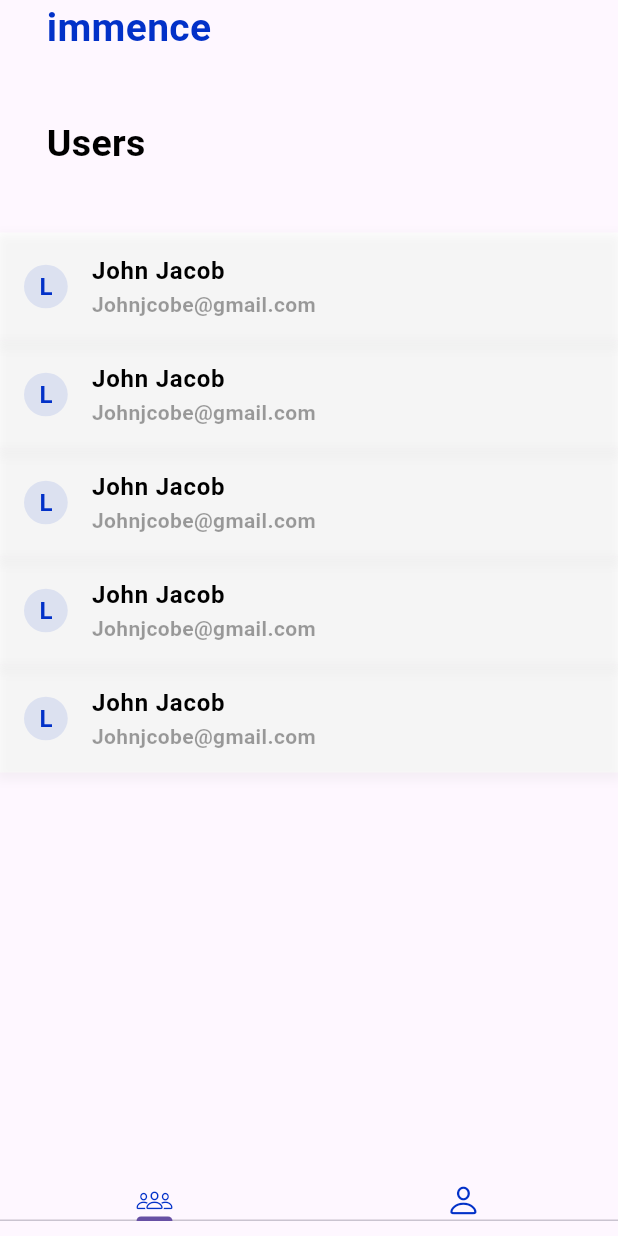
After one commit to ChintanK8080/immence_task, a Flutter app: the HomePage screen opened directly, on a phone screen of 412 x 824 dp. The commit adds this screen. Run offline on Flutter 3.47's test engine with Material 3 defaults, Android fonts, the phone set to English and light mode, and no system bars; our stand-ins replace flutter_svg; Roboto replaces fonts that are missing (Manrope).

Commit message:
home screen ui navigations added

```diff
--- /dev/null
+++ b/lib/app_constants/app_assets.dart
@@ -0,0 +1,3 @@
+class AppAssets {
+  static const appLogo = "assets/images/subtract_icon.svg";
+}
--- a/lib/app_constants/app_strings.dart
+++ b/lib/app_constants/app_strings.dart
@@ -14,6 +14,7 @@ class AppStrings {
   static const emailAddress = "Email Address";
   static const emailAddressHint = "Enter your email";
   static const signUp = "Sign Up";
+  static const users = "Users";
   static const dontHaveAnAccount = "Don't have an account?";
   static const createAnAccount = "Create an account";
   static const alreadyHaveAnAccount = "Already have an Account ?";
--- a/lib/app_constants/app_text_style.dart
+++ b/lib/app_constants/app_text_style.dart
@@ -26,6 +26,18 @@ class AppTextStyle {
     fontWeight: FontWeight.w600,
     color: AppColors.black,
   );
+  static const headingText2 = TextStyle(
+    fontFamily: "Manrope",
+    fontSize: 23,
+    fontWeight: FontWeight.w700,
+    color: AppColors.primaryColor,
+  );
+  static const headingText3 = TextStyle(
+    fontFamily: "Manrope",
+    fontSize: 16,
+    fontWeight: FontWeight.w600,
+    color: AppColors.black,
+  );
 
   static const titleText = TextStyle(
     fontFamily: "Manrope",
@@ -33,4 +45,10 @@ class AppTextStyle {
     fontWeight: FontWeight.w600,
     color: AppColors.primaryColor,
   );
+  static const bodyText = TextStyle(
+    fontFamily: "Manrope",
+    fontSize: 18,
+    fontWeight: FontWeight.w500,
+    color: AppColors.black,
+  );
 }
--- /dev/null
+++ b/lib/view/home_page.dart
@@ -0,0 +1,183 @@
+import 'package:flutter/cupertino.dart';
+import 'package:flutter/material.dart';
+import 'package:flutter_svg/svg.dart';
+import 'package:immence_task/app_constants/app_assets.dart';
+import 'package:immence_task/app_constants/app_colors.dart';
+import 'package:immence_task/app_constants/app_strings.dart';
+import 'package:immence_task/app_constants/app_text_style.dart';
+import 'package:immence_task/view/login_page.dart';
+import 'package:immence_task/view/widgets/profile_tile.dart';
+
+class HomePage extends StatefulWidget {
+  const HomePage({super.key});
+
+  @override
+  State<HomePage> createState() => _HomePageState();
+}
+
+class _HomePageState extends State<HomePage>
+    with SingleTickerProviderStateMixin {
+  TabController? tabController;
+  @override
+  void initState() {
+    tabController = TabController(length: 2, vsync: this);
+    super.initState();
+  }
+
+  @override
+  Widget build(BuildContext context) {
+    return Scaffold(
+      body: SafeArea(
+        child: TabBarView(
+          controller: tabController,
+          children: [
+            Column(
+              mainAxisSize: MainAxisSize.min,
+              crossAxisAlignment: CrossAxisAlignment.center,
+              children: [
+                const Align(
+                  alignment: Alignment.centerLeft,
+                  child: Padding(
+                    padding: EdgeInsets.only(left: 31),
+                    child:
+                        Text(AppStrings.immence, style: AppTextStyle.titleText),
+                  ),
+                ),
+                const SizedBox(
+                  height: 41,
+                ),
+                const Align(
+                  alignment: Alignment.centerLeft,
+                  child: Padding(
+                    padding: EdgeInsets.only(
+                      left: 31,
+                    ),
+                    child: Text(
+                      AppStrings.users,
+                      style: AppTextStyle.headingText,
+                    ),
+                  ),
+                ),
+                const SizedBox(
+                  height: 41,
+                ),
+                Flexible(
+                  child: ListView.separated(
+                      shrinkWrap: true,
+                      itemBuilder: (context, index) => DecoratedBox(
+                            decoration: BoxDecoration(
+                              boxShadow: [
+                                BoxShadow(
+                                  color: Colors.grey.withOpacity(0.1),
+                                  spreadRadius: 2,
+                                  blurRadius: 5,
+                                  offset: const Offset(0, 3),
+                                ),
+                              ],
+                            ),
+                            child: ListTile(
+                              tileColor: AppColors.white,
+                              title: const Text(
+                                "John Jacob",
+                                style: AppTextStyle.headingText3,
+                              ),
+                              subtitle: const Text(
+                                "Johnjcobe@gmail.com",
+                                style: AppTextStyle.hintStyle,
+                              ),
+                              leading: Container(
+                                padding: const EdgeInsets.all(10),
+                                decoration: BoxDecoration(
+                                    shape: BoxShape.circle,
+                                    color: AppColors.primaryColor
+                                        .withOpacity(0.1)),
+                                child: Text(
+                                  "L",
+                                  style: AppTextStyle.headingText3.copyWith(
+                                    color: AppColors.primaryColor,
+                                  ),
+                                ),
+                              ),
+                            ),
+                          ),
+                      separatorBuilder: (context, index) => Container(),
+                      itemCount: 5),
+                )
+              ],
+            ),
+            Column(
+              mainAxisSize: MainAxisSize.min,
+              children: [
+                Container(
+                  height: 141,
+                  margin: const EdgeInsets.only(top: 20),
+                  alignment: Alignment.center,
+                  decoration: BoxDecoration(
+                      shape: BoxShape.circle,
+                      color: AppColors.primaryColor.withOpacity(0.05)),
+                  child: SvgPicture.asset(
+                    AppAssets.appLogo,
+                  ),
+                ),
+                const SizedBox(
+                  height: 12,
+                ),
+                const Text(
+                  "John Jacobe",
+                  style: AppTextStyle.headingText2,
+                ),
+                const SizedBox(
+                  height: 19,
+                ),
+                const ProfileTile(
+                  prefix: "Email",
+                  suffixText: "johndoe@immence.com",
+                ),
+                const SizedBox(
+                  height: 10,
+                ),
+                const ProfileTile(
+                  prefix: "Phone No.",
+                  suffixText: "+91 8200237575",
+                ),
+                const SizedBox(
+                  height: 10,
+                ),
+                ProfileTile(
+                  prefix: "Log out",
+                  suffixWidget: GestureDetector(
+                    onTap: () {
+                      Navigator.of(context).pushAndRemoveUntil(
+                          MaterialPageRoute(
+                            builder: (context) => const LoginPage(),
+                          ),
+                          (route) => false);
+                    },
+                    child: const Icon(
+                      Icons.logout,
+                      color: AppColors.primaryColor,
+                    ),
+                  ),
+                ),
+              ],
+            ),
+          ],
+        ),
+      ),
+      bottomNavigationBar: TabBar(
+        controller: tabController,
+        padding: const EdgeInsets.only(bottom: 10, top: 10),
+        tabs: const [
+          Icon(
+            CupertinoIcons.group,
+            color: AppColors.primaryColor,
+          ),
+          Icon(
+            CupertinoIcons.person,
+            color: AppColors.primaryColor,
+          )
+        ],
+      ),
+    );
+  }
+}
--- a/lib/view/login_page.dart
+++ b/lib/view/login_page.dart
@@ -2,6 +2,7 @@ import 'package:flutter/material.dart';
 import 'package:immence_task/app_constants/app_colors.dart';
 import 'package:immence_task/app_constants/app_strings.dart';
 import 'package:immence_task/app_constants/app_text_style.dart';
+import 'package:immence_task/view/signup_page.dart';
 import 'package:immence_task/view/widgets/custom_button.dart';
 import 'package:immence_task/view/widgets/custom_textfield.dart';
 import 'package:immence_task/view/widgets/remember_me_checkbox.dart';
@@ -97,6 +98,12 @@ class _LoginPageState extends State<LoginPage> {
       bottomNavigationBar: Container(
         height: 50,
         alignment: Alignment.center,
+        child: GestureDetector(
+          onTap: () {
+            Navigator.of(context).push(MaterialPageRoute(
+              builder: (context) => const SignUpPage(),
+            ));
+          },
           child: RichText(
             text: TextSpan(
               children: [
@@ -115,6 +122,7 @@ class _LoginPageState extends State<LoginPage> {
             ),
           ),
         ),
+      ),
     );
   }
 }
--- a/lib/view/signup_page.dart
+++ b/lib/view/signup_page.dart
@@ -2,6 +2,7 @@ import 'package:flutter/material.dart';
 import 'package:immence_task/app_constants/app_colors.dart';
 import 'package:immence_task/app_constants/app_strings.dart';
 import 'package:immence_task/app_constants/app_text_style.dart';
+import 'package:immence_task/view/login_page.dart';
 import 'package:immence_task/view/widgets/custom_button.dart';
 import 'package:immence_task/view/widgets/custom_textfield.dart';
 import 'package:immence_task/view/widgets/remember_me_checkbox.dart';
@@ -94,6 +95,12 @@ class _SignUpPageState extends State<SignUpPage> {
       bottomNavigationBar: Container(
         height: 50,
         alignment: Alignment.center,
+        child: GestureDetector(
+          onTap: () {
+            Navigator.of(context).pushAndRemoveUntil(MaterialPageRoute(
+              builder: (context) => const LoginPage(),
+            ),(route)=>false);
+          },
           child: RichText(
             text: TextSpan(
               children: [
@@ -112,6 +119,7 @@ class _SignUpPageState extends State<SignUpPage> {
             ),
           ),
         ),
+      ),
     );
   }
 }
--- /dev/null
+++ b/lib/view/widgets/profile_tile.dart
@@ -0,0 +1,52 @@
+import 'package:flutter/material.dart';
+import 'package:immence_task/app_constants/app_colors.dart';
+import 'package:immence_task/app_constants/app_text_style.dart';
+
+class ProfileTile extends StatelessWidget {
+  const ProfileTile(
+      {super.key, required this.prefix, this.suffixText, this.suffixWidget});
+  final String prefix;
+  final String? suffixText;
+  final Widget? suffixWidget;
+
+  @override
+  Widget build(BuildContext context) {
+    return Container(
+      padding: const EdgeInsets.symmetric(horizontal: 27),
+      decoration: const BoxDecoration(
+        border: Border(
+          bottom: BorderSide(
+            color: AppColors.hintTextColor,
+            width: 0.5,
+            style: BorderStyle.solid,
+          ),
+        ),
+      ),
+      child: Padding(
+        padding: const EdgeInsets.only(bottom: 10),
+        child: Row(
+          mainAxisSize: MainAxisSize.max,
+          mainAxisAlignment: MainAxisAlignment.spaceBetween,
+          children: [
+            Text(
+              prefix,
+              style: AppTextStyle.bodyText,
+            ),
+            if (suffixText != null) ...[
+              Text(
+                suffixText!,
+                style: AppTextStyle.labelStyle.copyWith(
+                  fontSize: 15,
+                  fontWeight: FontWeight.w400,
+                  color: AppColors.primaryColor,
+                ),
+              ),
+            ] else if (suffixWidget != null) ...[
+              suffixWidget!
+            ]
+          ],
+        ),
+      ),
+    );
+  }
+}
--- a/pubspec.yaml
+++ b/pubspec.yaml
@@ -15,6 +15,7 @@ dependencies:
   dio: ^5.4.3+1
   provider: ^6.1.2
   json_serializable: ^6.8.0
+  flutter_svg: ^2.0.10+1
 
 dev_dependencies:
   flutter_test:
```
Also changed, not shown: assets/images/subtract_icon.svg (added), lib/view/profile_view.dart (added), lib/view/users_listview.dart (added), lib/view/widgets/user_tile.dart (added), pubspec.lock. Lines whose indentation alone changed are shown as unchanged.
